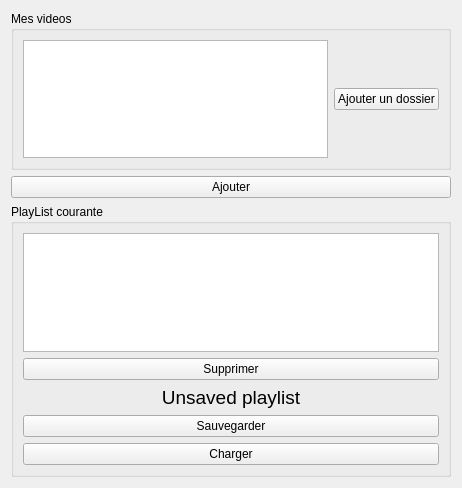
anat/e-p-i-t-i-v-o, file trunk/source/libview/playlistwidget.ui: the form before one commit.
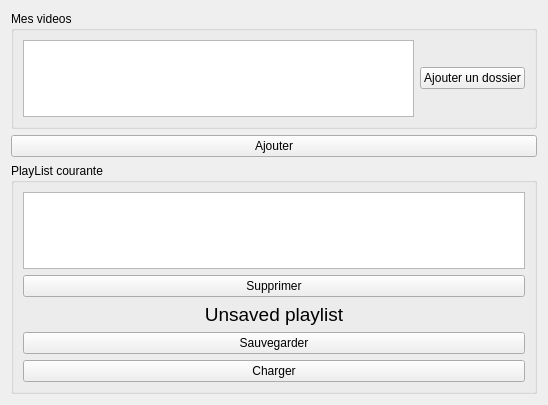
The form after the commit.

The edit to the form file:
```diff
--- a/trunk/source/libview/playlistwidget.ui
+++ b/trunk/source/libview/playlistwidget.ui
@@ -6,8 +6,8 @@
    <rect>
     <x>0</x>
     <y>0</y>
-    <width>462</width>
-    <height>488</height>
+    <width>548</width>
+    <height>405</height>
    </rect>
   </property>
   <property name="windowTitle">
```
